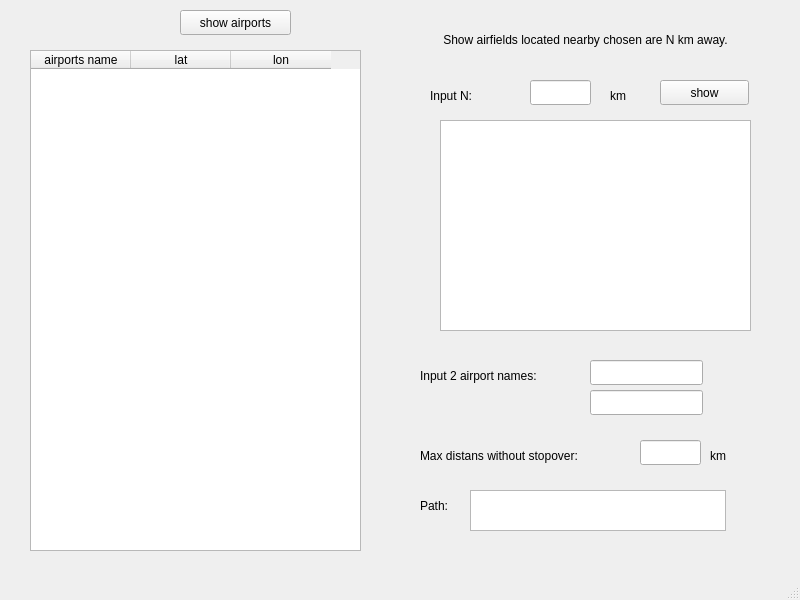
This is mainwindow.ui in emnikitina/airports as Qt 5 draws it before an edit. The edited form follows.
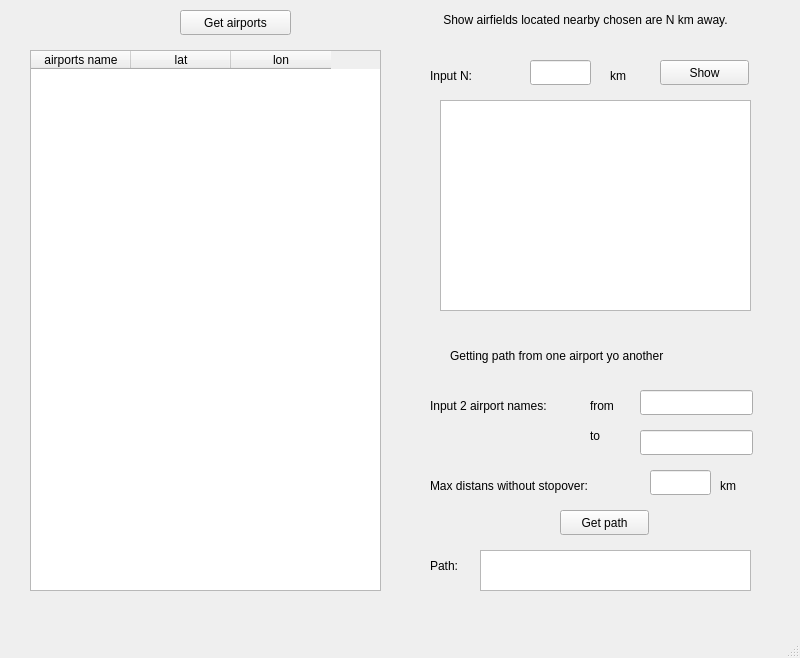
This is the edited form.

```diff
--- a/mainwindow.ui
+++ b/mainwindow.ui
@@ -7,7 +7,7 @@
     <x>0</x>
     <y>0</y>
     <width>800</width>
-    <height>600</height>
+    <height>658</height>
    </rect>
   </property>
   <property name="windowTitle">
@@ -24,14 +24,14 @@
      </rect>
     </property>
     <property name="text">
-     <string>show airports</string>
+     <string>Get airports</string>
     </property>
    </widget>
    <widget class="QLineEdit" name="lineEdit">
     <property name="geometry">
      <rect>
       <x>530</x>
-      <y>80</y>
+      <y>60</y>
       <width>61</width>
       <height>25</height>
      </rect>
@@ -41,7 +41,7 @@
     <property name="geometry">
      <rect>
       <x>440</x>
-      <y>20</y>
+      <y>0</y>
       <width>291</width>
       <height>41</height>
      </rect>
@@ -54,13 +54,13 @@
     <property name="geometry">
      <rect>
       <x>660</x>
-      <y>80</y>
+      <y>60</y>
       <width>89</width>
       <height>25</height>
      </rect>
     </property>
     <property name="text">
-     <string>show</string>
+     <string>Show</string>
     </property>
    </widget>
    <widget class="QTableWidget" name="tableWidget">
@@ -68,8 +68,8 @@
      <rect>
       <x>30</x>
       <y>50</y>
-      <width>331</width>
-      <height>501</height>
+      <width>351</width>
+      <height>541</height>
      </rect>
     </property>
     <column>
@@ -92,7 +92,7 @@
     <property name="geometry">
      <rect>
       <x>440</x>
-      <y>120</y>
+      <y>100</y>
       <width>311</width>
       <height>211</height>
      </rect>
@@ -101,8 +101,8 @@
    <widget class="QLabel" name="label_2">
     <property name="geometry">
      <rect>
-      <x>420</x>
-      <y>440</y>
+      <x>430</x>
+      <y>470</y>
       <width>211</width>
       <height>31</height>
      </rect>
@@ -114,8 +114,8 @@
    <widget class="QLineEdit" name="lineEdit_2">
     <property name="geometry">
      <rect>
-      <x>640</x>
-      <y>440</y>
+      <x>650</x>
+      <y>470</y>
       <width>61</width>
       <height>25</height>
      </rect>
@@ -124,8 +124,8 @@
    <widget class="QLabel" name="label_3">
     <property name="geometry">
      <rect>
-      <x>710</x>
-      <y>440</y>
+      <x>720</x>
+      <y>470</y>
       <width>61</width>
       <height>31</height>
      </rect>
@@ -138,7 +138,7 @@
     <property name="geometry">
      <rect>
       <x>610</x>
-      <y>80</y>
+      <y>60</y>
       <width>41</width>
       <height>31</height>
      </rect>
@@ -151,7 +151,7 @@
     <property name="geometry">
      <rect>
       <x>430</x>
-      <y>80</y>
+      <y>60</y>
       <width>71</width>
       <height>31</height>
      </rect>
@@ -163,8 +163,8 @@
    <widget class="QLabel" name="label_6">
     <property name="geometry">
      <rect>
-      <x>420</x>
-      <y>360</y>
+      <x>430</x>
+      <y>390</y>
       <width>151</width>
       <height>31</height>
      </rect>
@@ -176,8 +176,8 @@
    <widget class="QLineEdit" name="lineEdit_3">
     <property name="geometry">
      <rect>
-      <x>590</x>
-      <y>360</y>
+      <x>640</x>
+      <y>390</y>
       <width>113</width>
       <height>25</height>
      </rect>
@@ -186,8 +186,8 @@
    <widget class="QLineEdit" name="lineEdit_4">
     <property name="geometry">
      <rect>
-      <x>590</x>
-      <y>390</y>
+      <x>640</x>
+      <y>430</y>
       <width>113</width>
       <height>25</height>
      </rect>
@@ -196,8 +196,8 @@
    <widget class="QLabel" name="label_7">
     <property name="geometry">
      <rect>
-      <x>420</x>
-      <y>490</y>
+      <x>430</x>
+      <y>550</y>
       <width>41</width>
       <height>31</height>
      </rect>
@@ -209,13 +209,65 @@
    <widget class="QTextBrowser" name="textBrowser_2">
     <property name="geometry">
      <rect>
-      <x>470</x>
-      <y>490</y>
-      <width>256</width>
+      <x>480</x>
+      <y>550</y>
+      <width>271</width>
       <height>41</height>
      </rect>
     </property>
    </widget>
+   <widget class="QLabel" name="label_8">
+    <property name="geometry">
+     <rect>
+      <x>590</x>
+      <y>390</y>
+      <width>67</width>
+      <height>31</height>
+     </rect>
+    </property>
+    <property name="text">
+     <string>from</string>
+    </property>
+   </widget>
+   <widget class="QLabel" name="label_9">
+    <property name="geometry">
+     <rect>
+      <x>590</x>
+      <y>420</y>
+      <width>67</width>
+      <height>31</height>
+     </rect>
+    </property>
+    <property name="text">
+     <string>to</string>
+    </property>
+   </widget>
+   <widget class="QLabel" name="label_10">
+    <property name="geometry">
+     <rect>
+      <x>450</x>
+      <y>340</y>
+      <width>291</width>
+      <height>31</height>
+     </rect>
+    </property>
+    <property name="text">
+     <string>Getting path from one airport yo another</string>
+    </property>
+   </widget>
+   <widget class="QPushButton" name="pushButton_3">
+    <property name="geometry">
+     <rect>
+      <x>560</x>
+      <y>510</y>
+      <width>89</width>
+      <height>25</height>
+     </rect>
+    </property>
+    <property name="text">
+     <string>Get path</string>
+    </property>
+   </widget>
   </widget>
   <widget class="QMenuBar" name="menubar">
    <property name="geometry">
```
